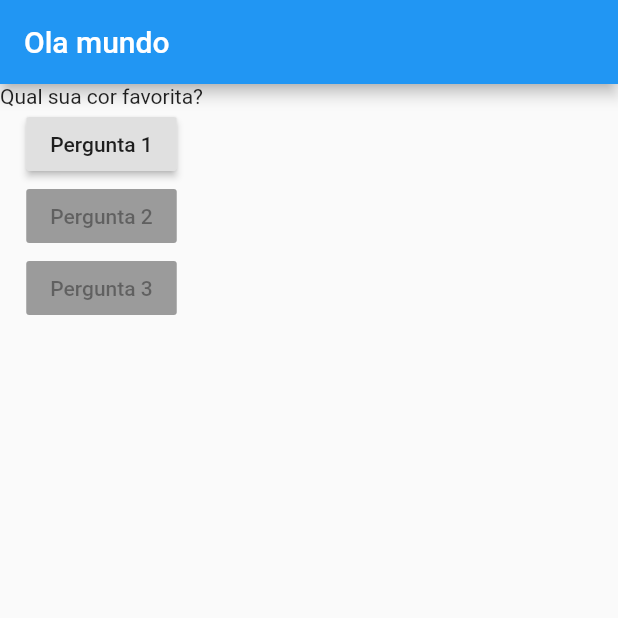
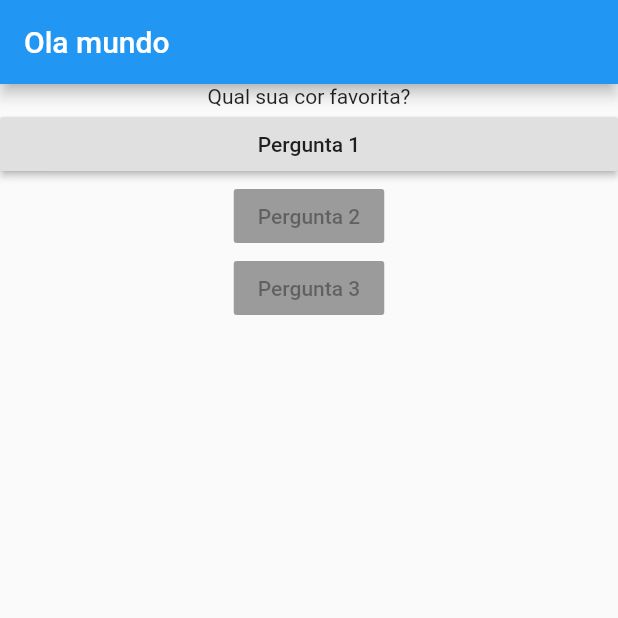
Before and after one commit to talitaoliveira/flutter-studies, a Flutter app: the screen it shows after launch, on a phone screen of 412 x 824 dp, the top half of it. Run offline on Flutter 3.47's test engine with Material 2 defaults, Android fonts, the phone set to English and light mode, and no system bars.

Commit message:
Insert container inside Question widget

```diff
--- a/hello_world/lib/question.dart
+++ b/hello_world/lib/question.dart
@@ -7,6 +7,12 @@ class Question extends StatelessWidget {
 
   @override
   Widget build(BuildContext context) {
-    return Text(questionText);
+    return Container(
+      width: double.infinity,
+      child: Text(
+        questionText,
+        textAlign: TextAlign.center,
+      ),
+    );
   }
 }
```
